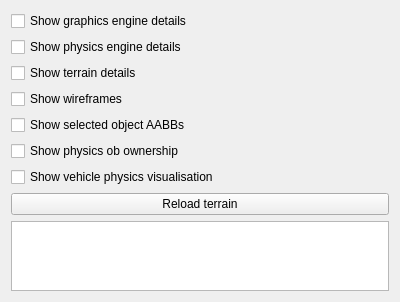
This is gui_client/DiagnosticsWidget.ui in shipilovden/substrata-metasiberia as Qt 5 draws it before an edit. The edited form follows.
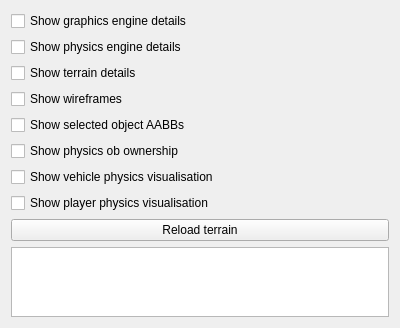
This is the edited form.

Commit message: Added pending event handler system, for adding event handlers for objects not yet received from server. Made addEventListener take an object UID instead of an object. Added visualisation of player collision in diagnostics.

The edit to the form file:
```diff
--- a/gui_client/DiagnosticsWidget.ui
+++ b/gui_client/DiagnosticsWidget.ui
@@ -63,6 +63,13 @@
      </property>
     </widget>
    </item>
+   <item>
+    <widget class="QCheckBox" name="showPlayerPhysicsVisCheckBox">
+     <property name="text">
+      <string>Show player physics visualisation</string>
+     </property>
+    </widget>
+   </item>
    <item>
     <widget class="QPushButton" name="reloadTerrainPushButton">
      <property name="text">
```
The commit also changes 8 other files.
